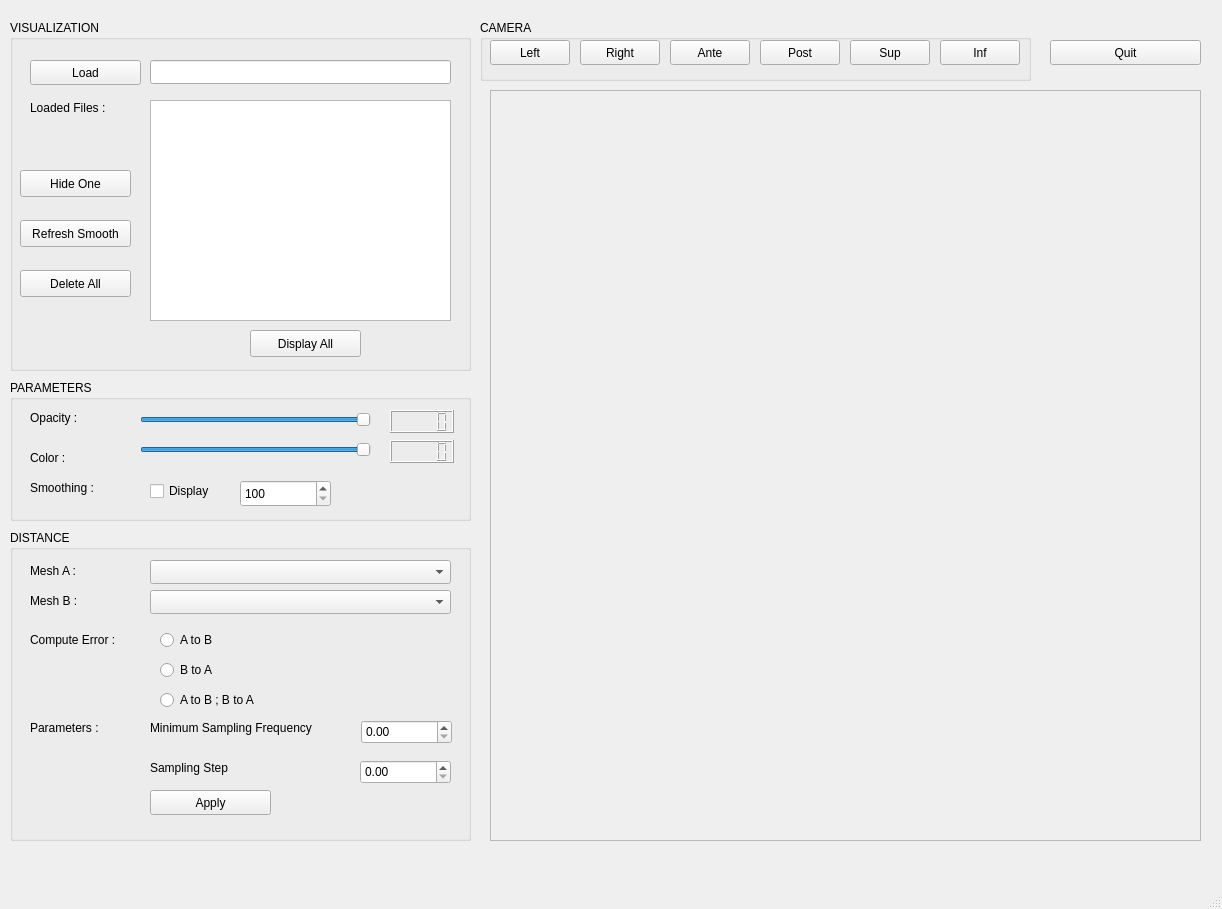
juliettepera/distance, file distanceGui.ui: the form before one commit.
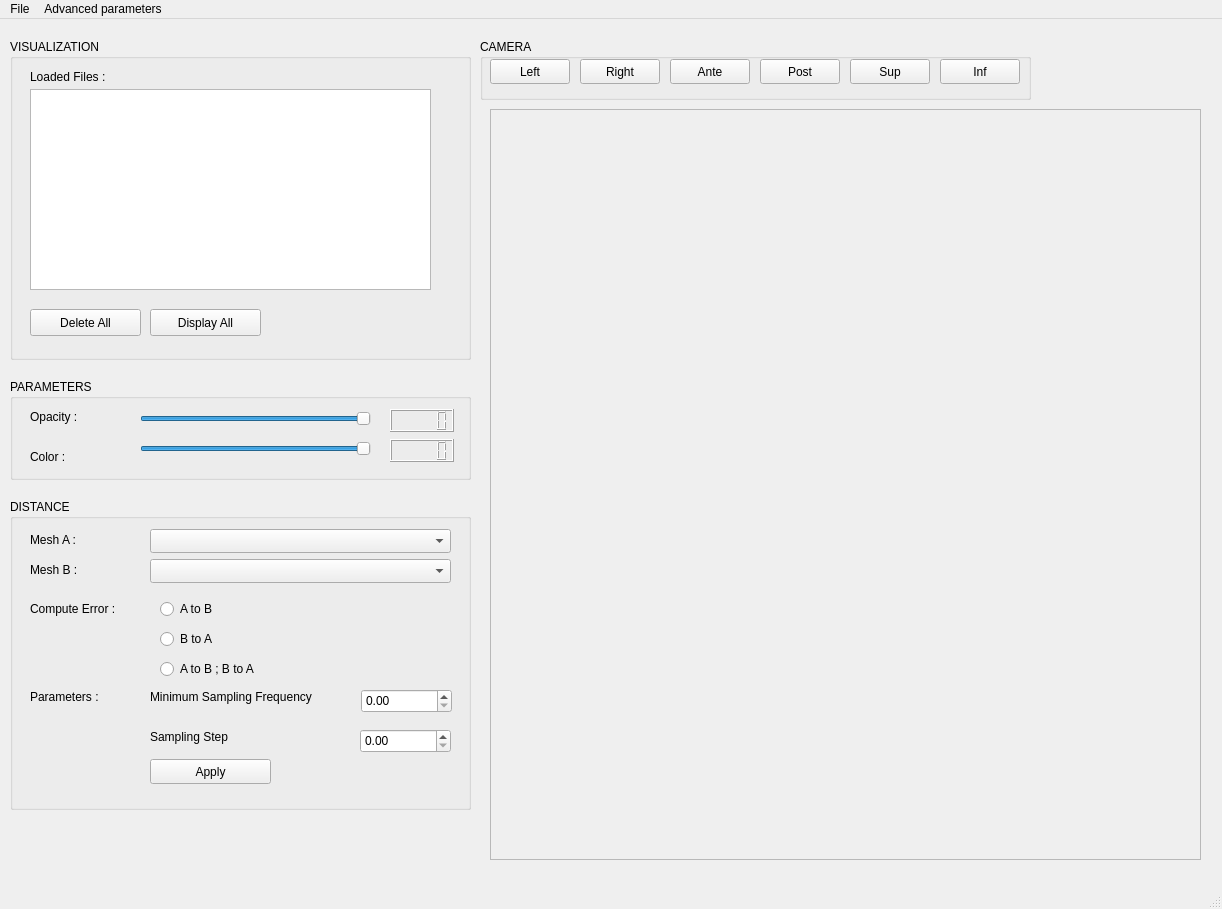
The form after the commit.

Commit message: ENH: change the way of smoothing change the interface add visible icon

Diff of the .ui file:
```diff
--- a/distanceGui.ui
+++ b/distanceGui.ui
@@ -26,40 +26,17 @@
       <x>10</x>
       <y>20</y>
       <width>461</width>
-      <height>351</height>
+      <height>321</height>
      </rect>
     </property>
     <property name="title">
      <string>VISUALIZATION</string>
     </property>
-    <widget class="QLineEdit" name="lineEditLoad">
-     <property name="geometry">
-      <rect>
-       <x>140</x>
-       <y>40</y>
-       <width>301</width>
-       <height>24</height>
-      </rect>
-     </property>
-    </widget>
-    <widget class="QPushButton" name="pushButtonLoad">
-     <property name="geometry">
-      <rect>
-       <x>20</x>
-       <y>40</y>
-       <width>111</width>
-       <height>25</height>
-      </rect>
-     </property>
-     <property name="text">
-      <string>Load</string>
-     </property>
-    </widget>
     <widget class="QLabel" name="labelLoaded">
      <property name="geometry">
       <rect>
        <x>20</x>
-       <y>80</y>
+       <y>30</y>
        <width>111</width>
        <height>16</height>
       </rect>
@@ -71,8 +48,8 @@
     <widget class="QPushButton" name="pushButtonDelete">
      <property name="geometry">
       <rect>
-       <x>10</x>
-       <y>250</y>
+       <x>20</x>
+       <y>270</y>
        <width>111</width>
        <height>27</height>
       </rect>
@@ -84,31 +61,27 @@
     <widget class="QListWidget" name="listWidgetLoadedMesh">
      <property name="geometry">
       <rect>
-       <x>140</x>
-       <y>80</y>
-       <width>301</width>
-       <height>221</height>
+       <x>20</x>
+       <y>50</y>
+       <width>401</width>
+       <height>201</height>
       </rect>
      </property>
-    </widget>
-    <widget class="QPushButton" name="pushButtonHide">
-     <property name="geometry">
-      <rect>
-       <x>10</x>
-       <y>150</y>
-       <width>111</width>
-       <height>27</height>
-      </rect>
+     <property name="dragEnabled">
+      <bool>false</bool>
      </property>
-     <property name="text">
-      <string>Hide One</string>
+     <property name="dragDropMode">
+      <enum>QAbstractItemView::DragDrop</enum>
+     </property>
+     <property name="selectionMode">
+      <enum>QAbstractItemView::SingleSelection</enum>
      </property>
     </widget>
     <widget class="QPushButton" name="pushButtonDisplay">
      <property name="geometry">
       <rect>
-       <x>240</x>
-       <y>310</y>
+       <x>140</x>
+       <y>270</y>
        <width>111</width>
        <height>27</height>
       </rect>
@@ -117,25 +90,12 @@
       <string>Display All</string>
      </property>
     </widget>
-    <widget class="QPushButton" name="pushButtonRefresh">
-     <property name="geometry">
-      <rect>
-       <x>10</x>
-       <y>200</y>
-       <width>111</width>
-       <height>27</height>
-      </rect>
-     </property>
-     <property name="text">
-      <string>Refresh Smooth</string>
-     </property>
-    </widget>
    </widget>
    <widget class="QGroupBox" name="groupBoxDistance">
     <property name="geometry">
      <rect>
       <x>10</x>
-      <y>530</y>
+      <y>480</y>
       <width>461</width>
       <height>311</height>
      </rect>
@@ -405,19 +365,6 @@
      </property>
     </widget>
    </widget>
-   <widget class="QPushButton" name="pushButtonQuit">
-    <property name="geometry">
-     <rect>
-      <x>1050</x>
-      <y>40</y>
-      <width>151</width>
-      <height>25</height>
-     </rect>
-    </property>
-    <property name="text">
-     <string>Quit</string>
-    </property>
-   </widget>
    <widget class="QScrollArea" name="scrollAreaMesh">
     <property name="geometry">
      <rect>
@@ -454,9 +401,9 @@
     <property name="geometry">
      <rect>
       <x>10</x>
-      <y>380</y>
+      <y>360</y>
       <width>461</width>
-      <height>141</height>
+      <height>101</height>
      </rect>
     </property>
     <property name="title">
@@ -532,48 +479,6 @@
       <string>Opacity :</string>
      </property>
     </widget>
-    <widget class="QLabel" name="labelSmoothing">
-     <property name="geometry">
-      <rect>
-       <x>20</x>
-       <y>100</y>
-       <width>91</width>
-       <height>16</height>
-      </rect>
-     </property>
-     <property name="text">
-      <string>Smoothing :</string>
-     </property>
-    </widget>
-    <widget class="QCheckBox" name="checkBoxSmoothing">
-     <property name="geometry">
-      <rect>
-       <x>140</x>
-       <y>100</y>
-       <width>81</width>
-       <height>22</height>
-      </rect>
-     </property>
-     <property name="text">
-      <string>Display</string>
-     </property>
-    </widget>
-    <widget class="QSpinBox" name="spinBoxSmoothing">
-     <property name="geometry">
-      <rect>
-       <x>230</x>
-       <y>100</y>
-       <width>91</width>
-       <height>27</height>
-      </rect>
-     </property>
-     <property name="minimum">
-      <number>100</number>
-     </property>
-     <property name="maximum">
-      <number>1000</number>
-     </property>
-    </widget>
     <widget class="QLCDNumber" name="lcdNumberOpacity">
      <property name="geometry">
       <rect>
@@ -608,6 +513,23 @@
      <height>25</height>
     </rect>
    </property>
+   <widget class="QMenu" name="menuFile">
+    <property name="title">
+     <string>File</string>
+    </property>
+    <addaction name="actionAddNewFile"/>
+    <addaction name="actionAddNewRepository"/>
+    <addaction name="actionSaveFile"/>
+    <addaction name="actionQuit"/>
+   </widget>
+   <widget class="QMenu" name="menuAdvancedParameters">
+    <property name="title">
+     <string>Advanced parameters</string>
+    </property>
+    <addaction name="actionSmoothing"/>
+   </widget>
+   <addaction name="menuFile"/>
+   <addaction name="menuAdvancedParameters"/>
   </widget>
   <widget class="QStatusBar" name="statusbar"/>
  </widget>
```
Left out of the diff: 25 changed lines with no effect on the pictures. The commit also changes 14 other files.
